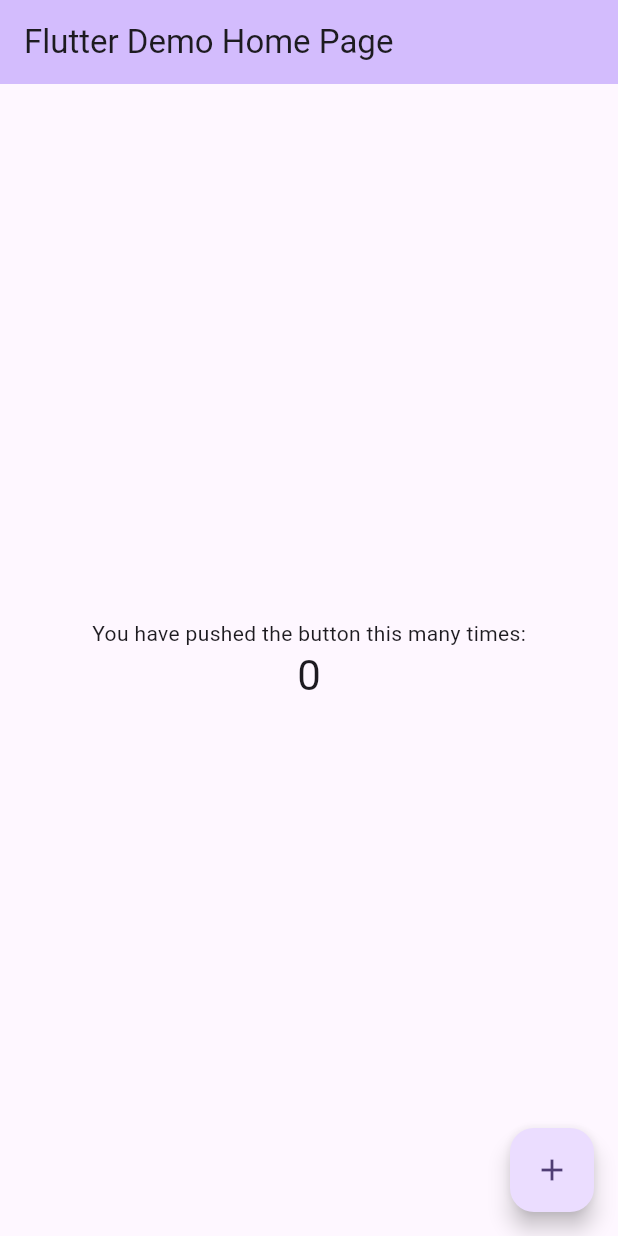
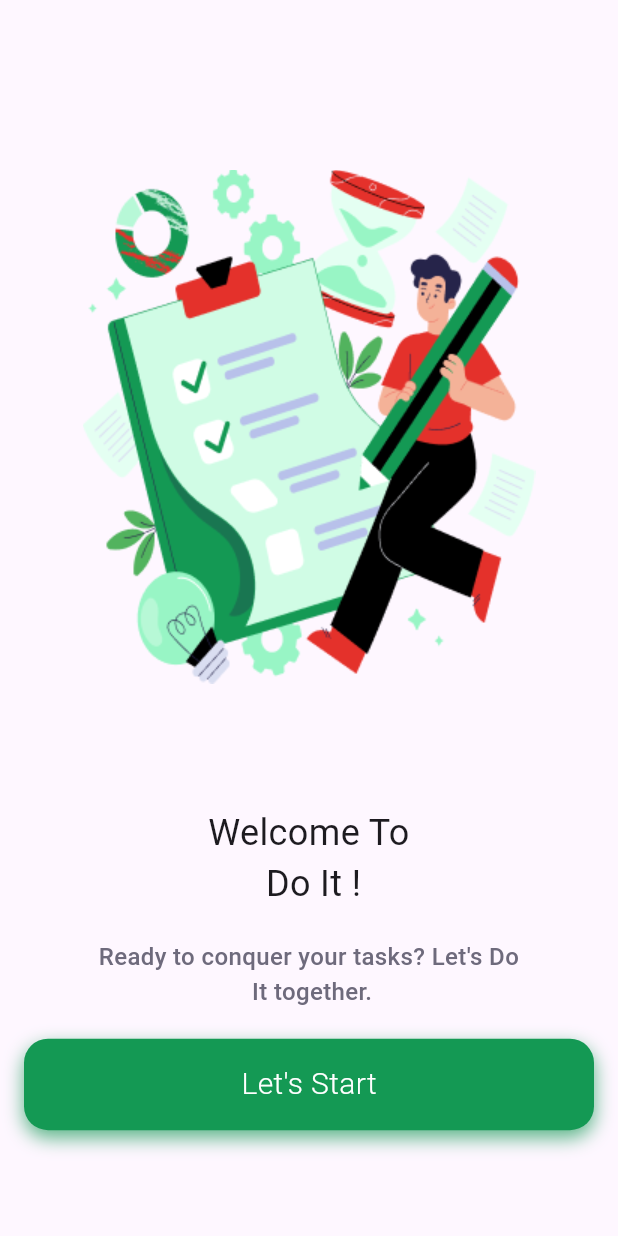
Before and after one commit to mhaz10/Todo_Nti, a Flutter app: the screen it shows after launch, on a phone screen of 412 x 824 dp. Run offline on Flutter 3.47's test engine with Material 3 defaults, Android fonts, the phone set to English and light mode, and no system bars; our stand-ins replace go_router.

Commit message:
finish splash view and onBoarding view

```diff
--- /dev/null
+++ b/lib/core/constants/constants.dart
@@ -0,0 +1,5 @@
+String kSplashLogo = 'assets/images/Group 1000002807.png';
+
+String kLoginImage = 'assets/images/GettyImages-1315607788 2.png';
+
+String kOnBoardingLogo = 'assets/images/OBJECTS012.png';
--- /dev/null
+++ b/lib/core/utils/app_router.dart
@@ -0,0 +1,29 @@
+import 'package:go_router/go_router.dart';
+import '../../features/auth/presentation/views/login_view.dart';
+import '../../features/onboarding/presentation/views/onboarding_view.dart';
+import '../../features/splash/presentation/views/splash_view.dart';
+
+abstract class AppRouter {
+  static const kOnBoardingView = '/OnBoardingView';
+  static const kLoginView = '/LoginView';
+
+  static final router = GoRouter(
+    routes: [
+      GoRoute(
+        path: '/',
+        builder: (context, state) => const SplashView(),
+      ),
+
+      GoRoute(
+        path: kOnBoardingView,
+        builder: (context, state) => const OnboardingView(),
+      ),
+
+      GoRoute(
+        path: kLoginView,
+        builder: (context, state) => const LoginView(),
+      ),
+
+    ],
+  );
+}
--- /dev/null
+++ b/lib/core/widgets/custom_button.dart
@@ -0,0 +1,29 @@
+import 'package:flutter/material.dart';
+
+class CustomButton extends StatelessWidget {
+  const CustomButton({super.key, required this.text, required this.color});
+
+  final String text;
+  final Color color;
+
+  @override
+  Widget build(BuildContext context) {
+    return Container(
+      decoration: BoxDecoration(
+        color: color,
+        borderRadius: BorderRadius.circular(16),
+        boxShadow: [
+          BoxShadow(
+            color: Color(0xFF149954).withAlpha(180),
+            blurRadius: 10,
+            offset: const Offset(0, 5),
+          ),
+        ],
+      ),
+      width: double.infinity,
+      margin: const EdgeInsets.symmetric(horizontal: 16, vertical: 20),
+      padding: const EdgeInsets.symmetric(vertical: 16),
+      child: Center(child: Text(text, style: TextStyle(color: Colors.white, fontSize: 20, fontWeight: FontWeight.w300),)),
+    );
+  }
+}
--- /dev/null
+++ b/lib/features/onboarding/presentation/views/onboarding_view.dart
@@ -0,0 +1,13 @@
+import 'package:flutter/material.dart';
+import 'package:todo_app_nti/features/onboarding/presentation/views/widgets/onboarding_view_body.dart';
+
+class OnboardingView extends StatelessWidget {
+  const OnboardingView({super.key});
+
+  @override
+  Widget build(BuildContext context) {
+    return const Scaffold(
+      body: OnboardingViewBody(),
+    );
+  }
+}
--- /dev/null
+++ b/lib/features/onboarding/presentation/views/widgets/onboarding_view_body.dart
@@ -0,0 +1,43 @@
+import 'package:flutter/material.dart';
+import 'package:todo_app_nti/core/constants/constants.dart';
+
+import '../../../../../core/widgets/custom_button.dart';
+
+class OnboardingViewBody extends StatelessWidget {
+  const OnboardingViewBody({super.key});
+
+  @override
+  Widget build(BuildContext context) {
+    return Column(
+      mainAxisAlignment: MainAxisAlignment.center,
+      crossAxisAlignment: CrossAxisAlignment.stretch,
+      children: [
+        Image.asset(kOnBoardingLogo),
+        const SizedBox(height: 20),
+        const Center(
+          child: Text(
+            'Welcome To \n Do It !',
+            textAlign: TextAlign.center,
+            style: TextStyle(
+              fontSize: 24,
+              fontWeight: FontWeight.w400,
+            ),
+          ),
+        ),
+        const SizedBox(height: 20),
+        const Center(
+          child: Text(
+            'Ready to conquer your tasks? Let\'s Do \n It together.',
+            textAlign: TextAlign.center,
+            style: TextStyle(
+              fontSize: 16,
+              color: Color(0xFF6E6A7C),
+              fontWeight: FontWeight.w500,
+            ),
+          ),
+        ),
+        CustomButton(text: 'Let\'s Start', color: Color(0xFF149954),)
+      ],
+    );
+  }
+}
--- a/lib/main.dart
+++ b/lib/main.dart
@@ -1,4 +1,5 @@
 import 'package:flutter/material.dart';
+import 'package:todo_app_nti/core/utils/app_router.dart';
 
 void main() {
   runApp(const MyApp());
@@ -7,116 +8,11 @@ void main() {
 class MyApp extends StatelessWidget {
   const MyApp({super.key});
 
-  // This widget is the root of your application.
   @override
   Widget build(BuildContext context) {
-    return MaterialApp(
-      title: 'Flutter Demo',
-      theme: ThemeData(
-        // This is the theme of your application.
-        //
-        // TRY THIS: Try running your application with "flutter run". You'll see
-        // the application has a purple toolbar. Then, without quitting the app,
-        // try changing the seedColor in the colorScheme below to Colors.green
-        // and then invoke "hot reload" (save your changes or press the "hot
-        // reload" button in a Flutter-supported IDE, or press "r" if you used
-        // the command line to start the app).
-        //
-        // Notice that the counter didn't reset back to zero; the application
-        // state is not lost during the reload. To reset the state, use hot
-        // restart instead.
-        //
-        // This works for code too, not just values: Most code changes can be
-        // tested with just a hot reload.
-        colorScheme: ColorScheme.fromSeed(seedColor: Colors.deepPurple),
-      ),
-      home: const MyHomePage(title: 'Flutter Demo Home Page'),
+    return MaterialApp.router(
+      debugShowCheckedModeBanner: false,
+      routerConfig: AppRouter.router,
     );
   }
 }
-
-class MyHomePage extends StatefulWidget {
-  const MyHomePage({super.key, required this.title});
-
-  // This widget is the home page of your application. It is stateful, meaning
-  // that it has a State object (defined below) that contains fields that affect
-  // how it looks.
-
-  // This class is the configuration for the state. It holds the values (in this
-  // case the title) provided by the parent (in this case the App widget) and
-  // used by the build method of the State. Fields in a Widget subclass are
-  // always marked "final".
-
-  final String title;
-
-  @override
-  State<MyHomePage> createState() => _MyHomePageState();
-}
-
-class _MyHomePageState extends State<MyHomePage> {
-  int _counter = 0;
-
-  void _incrementCounter() {
-    setState(() {
-      // This call to setState tells the Flutter framework that something has
-      // changed in this State, which causes it to rerun the build method below
-      // so that the display can reflect the updated values. If we changed
-      // _counter without calling setState(), then the build method would not be
-      // called again, and so nothing would appear to happen.
-      _counter++;
-    });
-  }
-
-  @override
-  Widget build(BuildContext context) {
-    // This method is rerun every time setState is called, for instance as done
-    // by the _incrementCounter method above.
-    //
-    // The Flutter framework has been optimized to make rerunning build methods
-    // fast, so that you can just rebuild anything that needs updating rather
-    // than having to individually change instances of widgets.
-    return Scaffold(
-      appBar: AppBar(
-        // TRY THIS: Try changing the color here to a specific color (to
-        // Colors.amber, perhaps?) and trigger a hot reload to see the AppBar
-        // change color while the other colors stay the same.
-        backgroundColor: Theme.of(context).colorScheme.inversePrimary,
-        // Here we take the value from the MyHomePage object that was created by
-        // the App.build method, and use it to set our appbar title.
-        title: Text(widget.title),
-      ),
-      body: Center(
-        // Center is a layout widget. It takes a single child and positions it
-        // in the middle of the parent.
-        child: Column(
-          // Column is also a layout widget. It takes a list of children and
-          // arranges them vertically. By default, it sizes itself to fit its
-          // children horizontally, and tries to be as tall as its parent.
-          //
-          // Column has various properties to control how it sizes itself and
-          // how it positions its children. Here we use mainAxisAlignment to
-          // center the children vertically; the main axis here is the vertical
-          // axis because Columns are vertical (the cross axis would be
-          // horizontal).
-          //
-          // TRY THIS: Invoke "debug painting" (choose the "Toggle Debug Paint"
-          // action in the IDE, or press "p" in the console), to see the
-          // wireframe for each widget.
-          mainAxisAlignment: MainAxisAlignment.center,
-          children: <Widget>[
-            const Text('You have pushed the button this many times:'),
-            Text(
-              '$_counter',
-              style: Theme.of(context).textTheme.headlineMedium,
-            ),
-          ],
-        ),
-      ),
-      floatingActionButton: FloatingActionButton(
-        onPressed: _incrementCounter,
-        tooltip: 'Increment',
-        child: const Icon(Icons.add),
-      ), // This trailing comma makes auto-formatting nicer for build methods.
-    );
-  }
-}
--- a/pubspec.yaml
+++ b/pubspec.yaml
@@ -34,6 +34,7 @@ dependencies:
   # The following adds the Cupertino Icons font to your application.
   # Use with the CupertinoIcons class for iOS style icons.
   cupertino_icons: ^1.0.8
+  go_router: ^15.0.0
 
 dev_dependencies:
   flutter_test:
@@ -58,9 +59,8 @@ flutter:
   uses-material-design: true
 
   # To add assets to your application, add an assets section, like this:
-  # assets:
-  #   - images/a_dot_burr.jpeg
-  #   - images/a_dot_ham.jpeg
+  assets:
+     - assets/images/
 
   # An image asset can refer to one or more resolution-specific "variants", see
   # https://flutter.dev/to/resolution-aware-images
```
Also changed, not shown: lib/features/auth/presentation/views/login_view.dart (added, +13 -0 lines), lib/features/auth/presentation/views/register_view.dart (added, +13 -0 lines), lib/features/auth/presentation/views/widgets/login_view_body.dart (added, +10 -0 lines), lib/features/auth/presentation/views/widgets/register_view_body.dart (added, +10 -0 lines), lib/features/splash/presentation/views/splash_view.dart (added, +13 -0 lines), lib/features/splash/presentation/views/widgets/splash_view_body.dart (added, +49 -0 lines), assets/images/GettyImages-1315607788 2.png (added), assets/images/Group 1000002807.png (added), assets/images/OBJECTS012.png (added), pubspec.lock.
